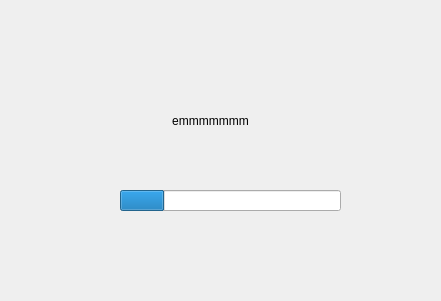
Before: the Qt Designer form app/ui/loading.ui in ctpbee/ctpbee_desktop, drawn with Qt 5.
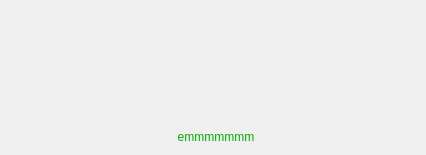
After: the same form once the commit is applied.

```diff
--- a/app/ui/loading.ui
+++ b/app/ui/loading.ui
@@ -6,27 +6,39 @@
    <rect>
     <x>0</x>
     <y>0</y>
-    <width>441</width>
-    <height>301</height>
+    <width>426</width>
+    <height>155</height>
    </rect>
   </property>
+  <property name="minimumSize">
+   <size>
+    <width>426</width>
+    <height>155</height>
+   </size>
+  </property>
+  <property name="maximumSize">
+   <size>
+    <width>426</width>
+    <height>155</height>
+   </size>
+  </property>
   <property name="windowTitle">
    <string>提示</string>
   </property>
+  <property name="styleSheet">
+   <string notr="true"/>
+  </property>
+  <layout class="QVBoxLayout" name="verticalLayout">
+   <item>
+    <layout class="QFormLayout" name="formLayout">
+     <item row="2" column="1">
   <widget class="QLabel" name="msg">
-   <property name="geometry">
-    <rect>
-     <x>120</x>
-     <y>80</y>
-     <width>181</width>
-     <height>81</height>
-    </rect>
-   </property>
    <property name="layoutDirection">
     <enum>Qt::LeftToRight</enum>
    </property>
    <property name="styleSheet">
-    <string notr="true">font: 75 14pt &quot;Arial&quot;;</string>
+        <string notr="true">font: 75 14pt &quot;Arial&quot;;
+color: rgb(0, 170, 0);</string>
    </property>
    <property name="text">
     <string>emmmmmmm</string>
@@ -35,28 +47,23 @@
     <set>Qt::AlignCenter</set>
    </property>
   </widget>
-  <widget class="QProgressBar" name="progressBar">
-   <property name="geometry">
-    <rect>
-     <x>120</x>
-     <y>190</y>
-     <width>221</width>
-     <height>21</height>
-    </rect>
-   </property>
-   <property name="minimum">
-    <number>0</number>
-   </property>
-   <property name="maximum">
-    <number>100</number>
-   </property>
-   <property name="value">
-    <number>20</number>
-   </property>
-   <property name="format">
-    <string/>
-   </property>
-  </widget>
+     </item>
+     <item row="1" column="1">
+      <spacer name="verticalSpacer">
+       <property name="orientation">
+        <enum>Qt::Vertical</enum>
+       </property>
+       <property name="sizeHint" stdset="0">
+        <size>
+         <width>20</width>
+         <height>40</height>
+        </size>
+       </property>
+      </spacer>
+     </item>
+    </layout>
+   </item>
+  </layout>
  </widget>
  <resources/>
  <connections/>
```
Lines whose indentation alone changed are shown as unchanged.
